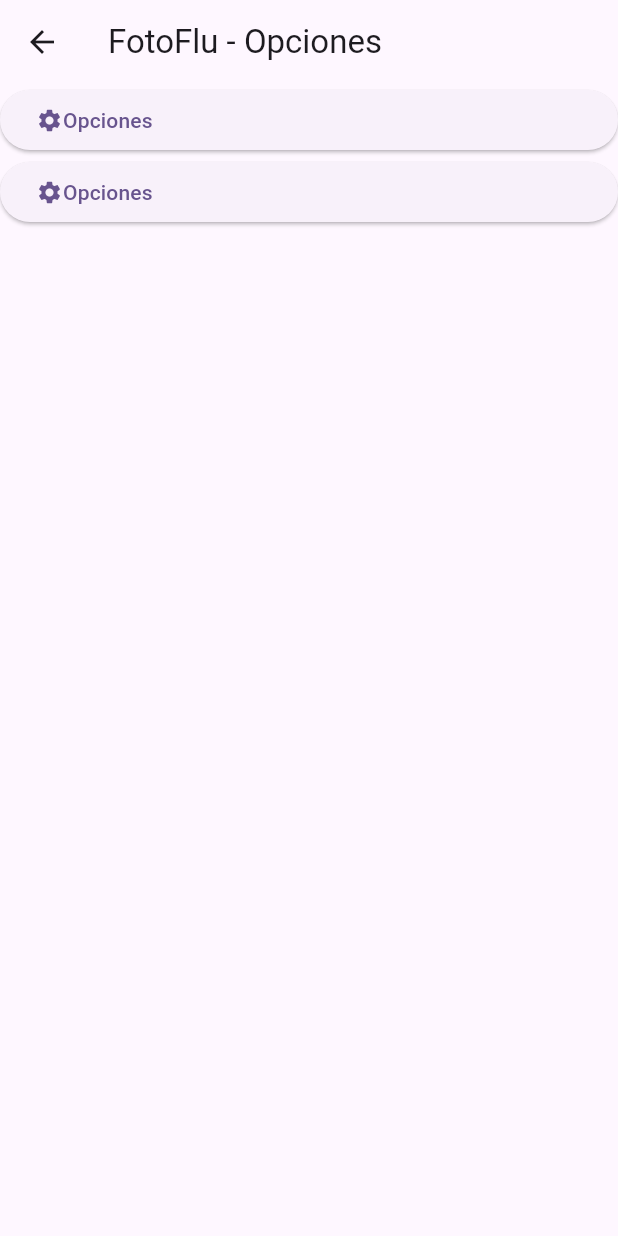
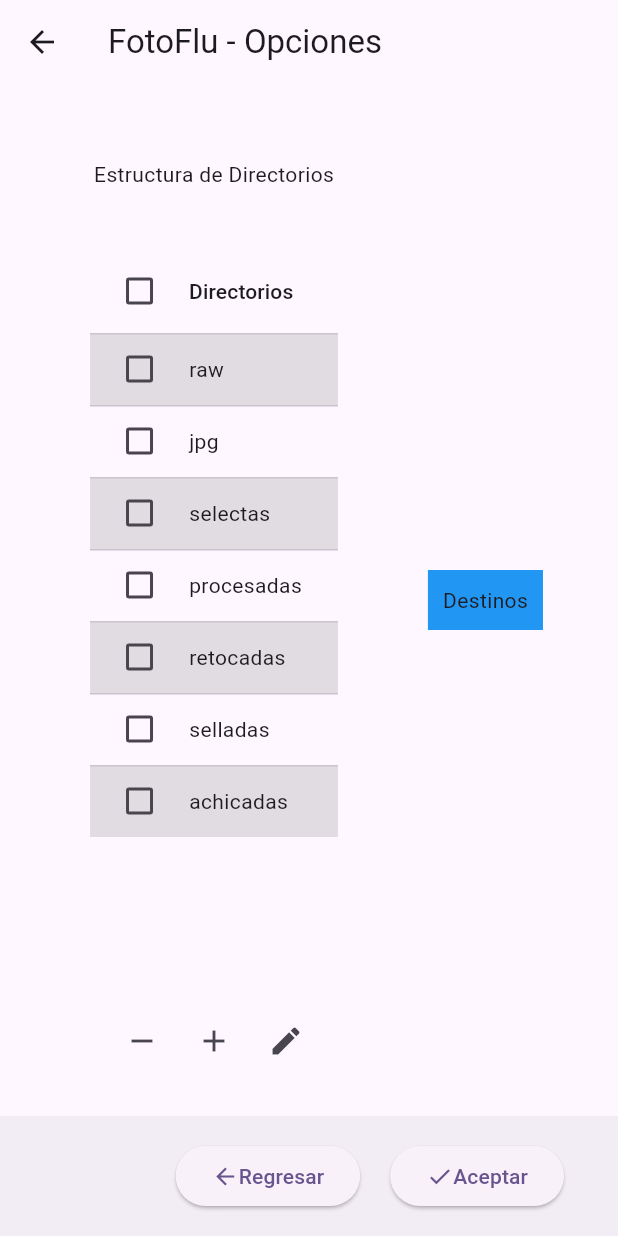
Before and after one commit to benjaminpina/fotoflu, a Flutter app: the OpcionesPage screen opened by its route, on a phone screen of 412 x 824 dp. Run offline on Flutter 3.47's test engine with Material 3 defaults, Android fonts, the phone set to English and light mode, and no system bars; our stand-ins replace file_picker, get, get_storage, photo_view; accounts and stored records are empty.

Commit message:
despliegue de lista de directorios

```diff
--- a/lib/ui/pages/opciones_page.dart
+++ b/lib/ui/pages/opciones_page.dart
@@ -1,4 +1,6 @@
 import 'package:flutter/material.dart';
+import 'package:fotoflu/controllers/storage_controller.dart';
+import 'package:get/get.dart';
 
 class OpcionesPage extends StatelessWidget {
   const OpcionesPage({super.key});
@@ -7,20 +9,115 @@ class OpcionesPage extends StatelessWidget {
   Widget build(BuildContext context) {
     return Scaffold(
       appBar: AppBar(title: Text('FotoFlu - Opciones')),
-      body: Center(
-        child: Column(
+      body: Row(
+        mainAxisAlignment: MainAxisAlignment.spaceEvenly,
+        children: [
+          _Directorios(),
+          Container(
+            padding: EdgeInsets.all(10),
+            color: Colors.blue,
+            child: Text('Destinos'),
+          ),
+        ],
+      ),
+      bottomNavigationBar: BottomAppBar(
+        child: Row(
           children: [
+            Spacer(),
             ElevatedButton(
-              onPressed: () {},
-              child: Row(children: [Icon(Icons.settings), Text('Opciones')]),
+              onPressed: () => Get.back(),
+              child: Row(children: [Icon(Icons.arrow_back), Text('Regresar')]),
             ),
+            SizedBox(width: 20),
             ElevatedButton(
-              onPressed: () {},
-              child: Row(children: [Icon(Icons.settings), Text('Opciones')]),
+              onPressed: () {
+                Get.back();
+              },
+              child: Row(children: [Icon(Icons.check), Text('Aceptar')]),
             ),
+            SizedBox(width: 20),
           ],
         ),
       ),
     );
   }
 }
+
+class _Directorios extends StatelessWidget {
+  @override
+  Widget build(BuildContext context) {
+    return Container(
+      padding: EdgeInsets.all(10),
+      height: double.infinity,
+      child: Column(
+        children: [
+          SizedBox(
+            height: 100,
+            child: Center(child: Text('Estructura de Directorios')),
+          ),
+          Expanded(child: SizedBox(child: DataTableDirs())),
+          SizedBox(
+            height: 80,
+            child: Row(
+              children: [
+                IconButton(onPressed: () {}, icon: Icon(Icons.remove)),
+                IconButton(onPressed: () {}, icon: Icon(Icons.add)),
+                IconButton(onPressed: () {}, icon: Icon(Icons.edit)),
+              ],
+            ),
+          ),
+        ],
+      ),
+    );
+  }
+}
+
+class DataTableDirs extends StatefulWidget {
+  const DataTableDirs({super.key});
+
+  @override
+  State<DataTableDirs> createState() => _DataTableDirsState();
+}
+
+class _DataTableDirsState extends State<DataTableDirs> {
+  List<String> dirs = Get.find<StorageController>().dirs;
+  int? selectedRowIndex;
+
+  @override
+  Widget build(BuildContext context) {
+    return SingleChildScrollView(
+      child: DataTable(
+        columns: const <DataColumn>[DataColumn(label: Text('Directorios'))],
+        rows: List<DataRow>.generate(
+          dirs.length,
+          (int index) => DataRow(
+            color: WidgetStateProperty.resolveWith<Color?>((
+              Set<WidgetState> states,
+            ) {
+              if (states.contains(WidgetState.selected)) {
+                return Theme.of(
+                  context,
+                ).colorScheme.primary.withValues(alpha: 0.08);
+              }
+              if (index.isEven) {
+                return Colors.grey.withValues(alpha: 0.3);
+              }
+              return null; // Use default value for other states and odd rows.
+            }),
+            cells: <DataCell>[DataCell(Text(dirs[index]))],
+            selected: selectedRowIndex == index,
+            onSelectChanged: (bool? value) {
+              setState(() {
+                if (value == true) {
+                  selectedRowIndex = index;
+                } else {
+                  selectedRowIndex = null;
+                }
+              });
+            },
+          ),
+        ),
+      ),
+    );
+  }
+}
```
